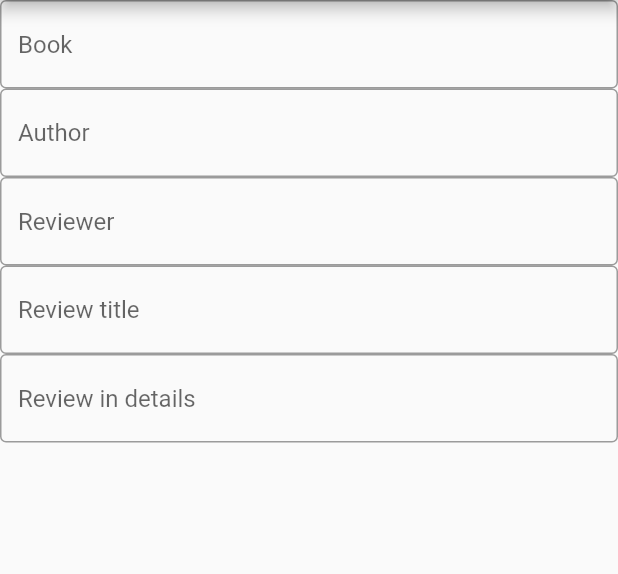
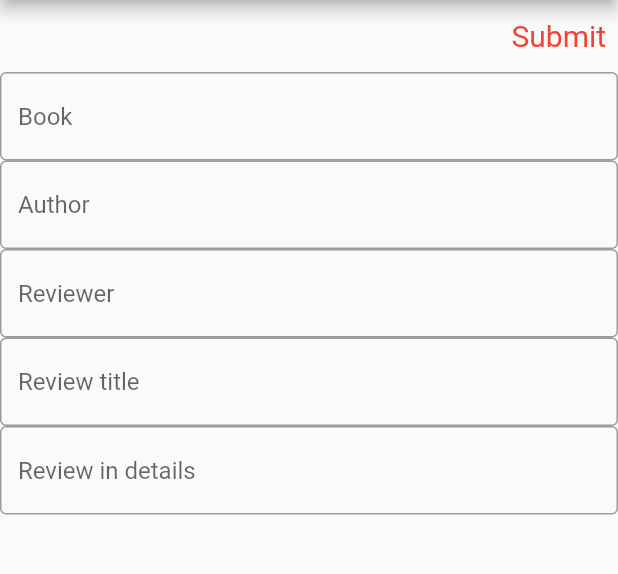
Before and after one commit to thinhdng/mobile-apps-assignments, a Flutter app: the screen it shows after launch, after a tap on the "create" icon, on a phone screen of 412 x 824 dp, the part 84-658 px from its top. Run offline on Flutter 3.47's test engine with Material 2 defaults, Android fonts, the phone set to English and light mode, and no system bars; network calls fail.

Commit message:
fix api requests and add a list of reviews

```diff
--- a/project_2/lib/bookauthor.dart
+++ b/project_2/lib/bookauthor.dart
@@ -1,22 +1,27 @@
+// ignore_for_file: override_on_non_overriding_member
+
 import 'package:flutter/material.dart';
 
 class BookAuthorInput extends StatefulWidget {
   const BookAuthorInput({super.key});
-
+  static TextEditingController mycontroller = TextEditingController();
   @override
   State<BookAuthorInput> createState() => _BookAuthorInputImplementation();
 }
 
 class _BookAuthorInputImplementation extends State<BookAuthorInput> {
-  final _bookauthortext = '';
+  @override
+  void clear() {
+    BookAuthorInput.mycontroller.dispose();
+    super.dispose();
+  }
 
   @override
   Widget build(BuildContext context) {
-    return const TextField(
-      keyboardType: TextInputType.multiline,
-      maxLines: null,
-      decoration:
-          InputDecoration(border: OutlineInputBorder(), hintText: 'Author'),
+    return TextField(
+      decoration: const InputDecoration(
+          border: OutlineInputBorder(), hintText: 'Author'),
+      controller: BookAuthorInput.mycontroller,
     );
   }
 }
--- a/project_2/lib/booktitle.dart
+++ b/project_2/lib/booktitle.dart
@@ -1,21 +1,27 @@
+// ignore_for_file: override_on_non_overriding_member
+
 import 'package:flutter/material.dart';
 
 class BookTitleInput extends StatefulWidget {
   const BookTitleInput({super.key});
-
+  static TextEditingController mycontroller = TextEditingController();
   @override
   State<BookTitleInput> createState() => _BookTitleInputImplementation();
 }
 
 class _BookTitleInputImplementation extends State<BookTitleInput> {
-  final _booktitletext = '';
+  @override
+  void clear() {
+    BookTitleInput.mycontroller.dispose();
+    super.dispose();
+  }
+
   @override
   Widget build(BuildContext context) {
-    return const TextField(
-      keyboardType: TextInputType.multiline,
-      maxLines: null,
+    return TextField(
       decoration:
-          InputDecoration(border: OutlineInputBorder(), hintText: 'Book'),
+          const InputDecoration(border: OutlineInputBorder(), hintText: 'Book'),
+      controller: BookTitleInput.mycontroller,
     );
   }
 }
--- a/project_2/lib/createreview.dart
+++ b/project_2/lib/createreview.dart
@@ -4,6 +4,8 @@ import 'bookauthor.dart';
 import 'reviewauthor.dart';
 import 'reviewbody.dart';
 import 'reviewtitle.dart';
+import 'package:http/http.dart' as http;
+import 'dart:convert';
 
 class CreateNewReviewPage extends StatelessWidget {
   const CreateNewReviewPage({super.key});
@@ -14,13 +16,100 @@ class CreateNewReviewPage extends StatelessWidget {
       appBar: AppBar(
         title: const Text('TLDR: Book Reviews'),
       ),
-      body: const Column(children: [
+      body: ListView(children: const [
+        SubmitButton(),
         BookTitleInput(),
         BookAuthorInput(),
         ReviewAuthorInput(),
         ReviewTitleInput(),
-        ReviewBodyInput()
+        ReviewBodyInput(),
       ]),
     );
   }
 }
+
+class SubmitButton extends StatefulWidget {
+  const SubmitButton({super.key});
+
+  @override
+  State<SubmitButton> createState() => _SubmitButtonImplementation();
+}
+
+class _SubmitButtonImplementation extends State<SubmitButton> {
+  @override
+  Widget build(BuildContext context) {
+    return Row(
+      mainAxisAlignment: MainAxisAlignment.end,
+      children: [
+        TextButton(
+            onPressed: () => submitReview(
+                BookTitleInput.mycontroller.text.toString(),
+                BookAuthorInput.mycontroller.text.toString(),
+                ReviewAuthorInput.mycontroller.text.toString(),
+                ReviewTitleInput.mycontroller.text.toString(),
+                ReviewBodyInput.mycontroller.text.toString()),
+            style: TextButton.styleFrom(
+                foregroundColor: Colors.red,
+                textStyle: const TextStyle(fontSize: 20)),
+            child: const Text('Submit')),
+      ],
+    );
+  }
+
+  Future<Review> submitReview(String title, String author, String reviewer,
+      String reviewtitle, String reviewtext) async {
+    final response =
+        await http.post(Uri.parse('https://api.restpoint.io/api/book'),
+            headers: <String, String>{
+              'Content-Type': 'application/json',
+              'x-endpoint-key': '84afd7c94c40453bacee7e66833638d5'
+            },
+            body: jsonEncode(<String, String>{
+              "title": title,
+              "author": author,
+              "reviewer": reviewer,
+              "reviewtitle": reviewtitle,
+              "reviewtext": reviewtext
+            }));
+
+    if (response.statusCode == 201) {
+      return Review.fromJson(jsonDecode(response.body) as Map<String, String>);
+    } else {
+      throw Exception('Failed to create review');
+    }
+  }
+}
+
+class Review {
+  final String bookauthor;
+  final String booktitle;
+  final String reviewauthor;
+  final String reviewbody;
+  final String reviewtitle;
+  const Review(
+      {required this.booktitle,
+      required this.bookauthor,
+      required this.reviewauthor,
+      required this.reviewtitle,
+      required this.reviewbody});
+
+  factory Review.fromJson(Map<String, String> json) {
+    return switch (json) {
+      {
+        "title": String booktitle,
+        "author": String bookauthor,
+        "reviewer": String reviewauthor,
+        "reviewtitle": String reviewtitle,
+        "reviewtext": String reviewbody
+      } =>
+        Review(
+          booktitle: booktitle,
+          bookauthor: bookauthor,
+          reviewauthor: reviewauthor,
+          reviewtitle: reviewtitle,
+          reviewbody: reviewbody,
+        ),
+      _ => throw const FormatException('Failed to load review')
+    };
+  }
+}
--- a/project_2/lib/reviewauthor.dart
+++ b/project_2/lib/reviewauthor.dart
@@ -1,22 +1,26 @@
+// ignore_for_file: override_on_non_overriding_member
+
 import 'package:flutter/material.dart';
 
 class ReviewAuthorInput extends StatefulWidget {
   const ReviewAuthorInput({super.key});
-
+  static TextEditingController mycontroller = TextEditingController();
   @override
   State<ReviewAuthorInput> createState() => _ReviewAuthorInputImplementation();
 }
 
 class _ReviewAuthorInputImplementation extends State<ReviewAuthorInput> {
-  final _reviewauthor = '';
+  @override
+  void clear() {
+    ReviewAuthorInput.mycontroller.dispose();
+    super.dispose();
+  }
 
   @override
   Widget build(BuildContext context) {
-    return const TextField(
-      keyboardType: TextInputType.multiline,
-      maxLines: null,
-      decoration:
-          InputDecoration(border: OutlineInputBorder(), hintText: 'Reviewer'),
-    );
+    return TextField(
+        decoration: const InputDecoration(
+            border: OutlineInputBorder(), hintText: 'Reviewer'),
+        controller: ReviewAuthorInput.mycontroller);
   }
 }
--- a/project_2/lib/reviewbody.dart
+++ b/project_2/lib/reviewbody.dart
@@ -1,22 +1,28 @@
+// ignore_for_file: override_on_non_overriding_member
+
 import 'package:flutter/material.dart';
 
 class ReviewBodyInput extends StatefulWidget {
   const ReviewBodyInput({super.key});
-
+  static TextEditingController mycontroller = TextEditingController();
   @override
   State<ReviewBodyInput> createState() => _ReviewBodyInputImplementation();
 }
 
 class _ReviewBodyInputImplementation extends State<ReviewBodyInput> {
-  final _reviewbodytext = '';
+  @override
+  void clear() {
+    ReviewBodyInput.mycontroller.dispose();
+    super.dispose();
+  }
 
   @override
   Widget build(BuildContext context) {
-    return const TextField(
-      keyboardType: TextInputType.multiline,
-      maxLines: null,
-      decoration: InputDecoration(
-          border: OutlineInputBorder(), hintText: 'Review in details'),
-    );
+    return TextField(
+        keyboardType: TextInputType.multiline,
+        maxLines: null,
+        decoration: const InputDecoration(
+            border: OutlineInputBorder(), hintText: 'Review in details'),
+        controller: ReviewBodyInput.mycontroller);
   }
 }
--- a/project_2/lib/reviewtitle.dart
+++ b/project_2/lib/reviewtitle.dart
@@ -1,22 +1,27 @@
+// ignore_for_file: override_on_non_overriding_member
+
 import 'package:flutter/material.dart';
 
 class ReviewTitleInput extends StatefulWidget {
   const ReviewTitleInput({super.key});
-
+  static TextEditingController mycontroller = TextEditingController();
   @override
   State<ReviewTitleInput> createState() => _ReviewTitleInputImplementation();
 }
 
 class _ReviewTitleInputImplementation extends State<ReviewTitleInput> {
-  final _reviewtitletext = '';
+  @override
+  void clear() {
+    ReviewTitleInput.mycontroller.dispose();
+    super.dispose();
+  }
 
   @override
   Widget build(BuildContext context) {
-    return const TextField(
-      keyboardType: TextInputType.multiline,
-      maxLines: null,
-      decoration: InputDecoration(
+    return TextField(
+      decoration: const InputDecoration(
           border: OutlineInputBorder(), hintText: 'Review title'),
+      controller: ReviewTitleInput.mycontroller,
     );
   }
 }
--- a/project_2/pubspec.yaml
+++ b/project_2/pubspec.yaml
@@ -9,6 +9,7 @@ environment:
 dependencies:
   flutter:
     sdk: flutter
+  http: ^1.1.0
 
 dev_dependencies:
   flutter_test:
```
Also changed, not shown: project_2/pubspec.lock.
